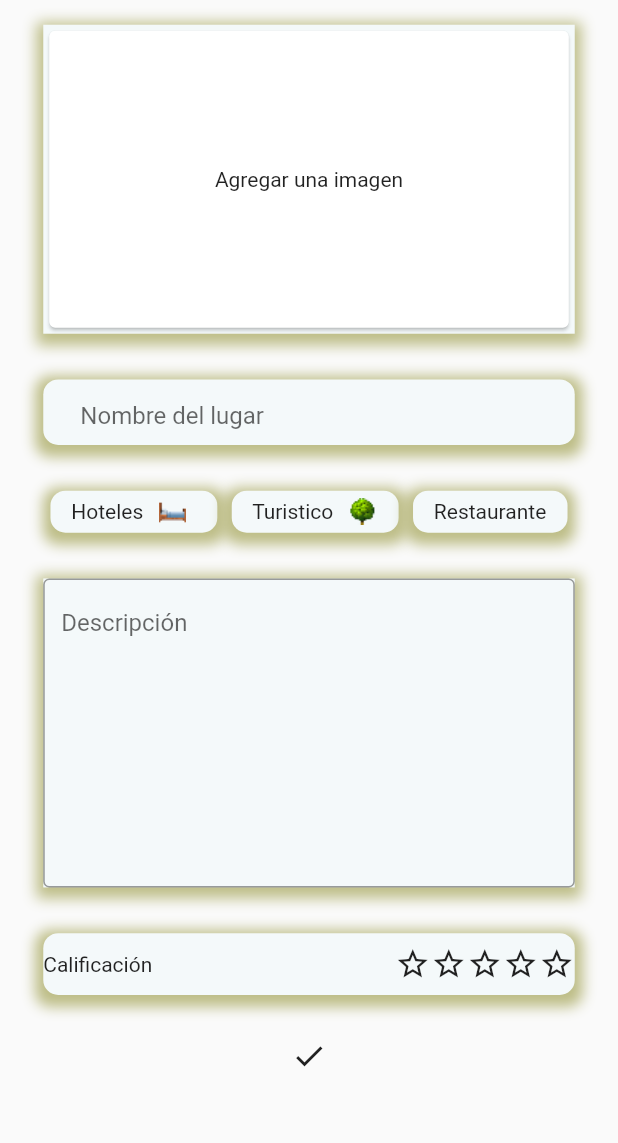
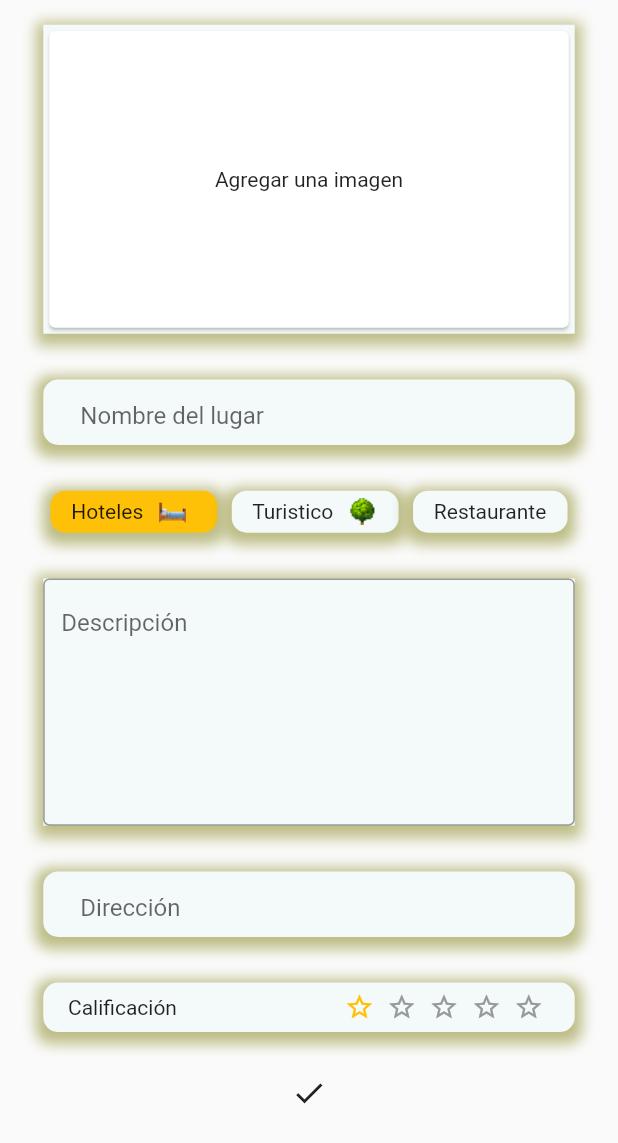
Before and after one commit to jcastillo501/Lugarenos, a Flutter app: the Addplaces screen opened directly, after a tap on the "check" icon, on a phone screen of 412 x 824 dp. Shown: the top 1143 px of the screen. Run offline on Flutter 3.47's test engine with Material 2 defaults, Android fonts, the phone set to English and light mode, and no system bars; drawn by our look-alikes of flutter_rating_bar; our stand-ins replace cloud_firestore, firebase_auth, firebase_core, firebase_storage, geocoding, geolocator and 2 more; missing offline and left inert: google_maps_utils; accounts and stored records are empty; network calls fail.

Commit message:
Agregar lugar completo funcional

```diff
--- a/lib/screens/views/components/addPlaces.dart
+++ b/lib/screens/views/components/addPlaces.dart
@@ -1,7 +1,10 @@
 // ignore_for_file: use_full_hex_values_for_flutter_colors, file_names, duplicate_ignore, avoid_print
 
+import 'package:cloud_firestore/cloud_firestore.dart';
 import 'package:flutter/material.dart';
+import 'package:geocoding/geocoding.dart';
 import 'dart:io';
+import 'package:flutter_rating_bar/flutter_rating_bar.dart';
 import 'package:image_picker/image_picker.dart';
 import 'package:lugarenos/screens/views/components/Apis/place.dart';
 import 'package:firebase_storage/firebase_storage.dart' as firebase_storage;
@@ -14,14 +17,23 @@ class Addplaces extends StatefulWidget {
 }
 
 class _AddplacesState extends State<Addplaces> {
+  FirebaseFirestore db = FirebaseFirestore.instance;
   File? _image;
   final _picker = ImagePicker();
-  late Place addingPlaces;
+  late Map<String, dynamic> addingPlace;
   final _nameController = TextEditingController();
+  final _descriptionController = TextEditingController();
+  final _ubicationController = TextEditingController();
+  double ratingRes = 0.0;
+  String categoryoOnSave = 'Hoteles';
+  Map<String, dynamic> placeLocation = {};
+  String _urlPhoto = '';
 
   @override
   void dispose() {
     _nameController.dispose();
+    _descriptionController.dispose();
+    _ubicationController.dispose();
     super.dispose();
   }
 
@@ -37,6 +49,7 @@ class _AddplacesState extends State<Addplaces> {
           padding: EdgeInsets.symmetric(
               vertical: screenHeight * 0.02, horizontal: screenWidht * 0.07),
           child: SingleChildScrollView(
+            child: Form(
               child: Column(
                 mainAxisSize: MainAxisSize.max,
                 mainAxisAlignment: MainAxisAlignment.spaceBetween,
@@ -93,18 +106,27 @@ class _AddplacesState extends State<Addplaces> {
                           contentPadding: EdgeInsets.symmetric(
                               horizontal: screenHeight * 0.03),
                           border: InputBorder.none,
-                          hintText: 'Nombre del lugar')),
+                          hintText: 'Nombre del lugar'),
+                    ),
                   ),
                   Container(
                     margin: EdgeInsets.only(top: screenHeight * 0.037),
                     child: Row(
                       mainAxisAlignment: MainAxisAlignment.spaceAround,
                       children: [
-                      Container(
+                        GestureDetector(
+                          onTap: () {
+                            categoryoOnSave = 'Hoteles';
+                            hotelesSave();
+                            print('Selecciono hoteles');
+                          },
+                          child: Container(
                             height: screenHeight * 0.034,
                             width: screenWidht * 0.27,
                             decoration: BoxDecoration(
-                          color: const Color(0xFFF4F9FA),
+                              color: categoryoOnSave == 'Hoteles'
+                                  ? Colors.amber
+                                  : const Color(0xFFF4F9FA),
                               borderRadius: BorderRadius.circular(10),
                               boxShadow: const [
                                 BoxShadow(
@@ -122,11 +144,20 @@ class _AddplacesState extends State<Addplaces> {
                               ],
                             ),
                           ),
-                      Container(
+                        ),
+                        GestureDetector(
+                          onTap: () {
+                            categoryoOnSave = 'Turistico';
+                            turisticoSave();
+                            print('Seleccciono turistico');
+                          },
+                          child: Container(
                             height: screenHeight * 0.034,
                             width: screenWidht * 0.27,
                             decoration: BoxDecoration(
-                          color: const Color(0xFFF4F9FA),
+                              color: categoryoOnSave == 'Turistico'
+                                  ? Colors.amber
+                                  : const Color(0xFFF4F9FA),
                               borderRadius: BorderRadius.circular(10),
                               boxShadow: const [
                                 BoxShadow(
@@ -144,11 +175,20 @@ class _AddplacesState extends State<Addplaces> {
                               ],
                             ),
                           ),
-                      Container(
+                        ),
+                        GestureDetector(
+                          onTap: () {
+                            categoryoOnSave = 'Restaurante';
+                            restauranteSave();
+                            print('selecciono Restaurante');
+                          },
+                          child: Container(
                             height: screenHeight * 0.034,
                             width: screenWidht * 0.25,
                             decoration: BoxDecoration(
-                          color: const Color(0xFFF4F9FA),
+                              color: categoryoOnSave == 'Restaurante'
+                                  ? Colors.amber
+                                  : const Color(0xFFF4F9FA),
                               borderRadius: BorderRadius.circular(10),
                               boxShadow: const [
                                 BoxShadow(
@@ -165,12 +205,14 @@ class _AddplacesState extends State<Addplaces> {
                               ],
                             ),
                           ),
+                        ),
                       ],
                     ),
                   ),
+                  //Descripción
                   Container(
                     margin: EdgeInsets.only(top: screenHeight * 0.037),
-                  height: screenHeight * 0.25,
+                    height: screenHeight * 0.20,
                     width: screenWidht * 0.9,
                     decoration: const BoxDecoration(
                       color: Color(0xFFF4F9FA),
@@ -182,15 +224,42 @@ class _AddplacesState extends State<Addplaces> {
                             offset: Offset(0, 3))
                       ],
                     ),
-                  child: const SizedBox(
+                    child: SizedBox(
                       child: TextField(
+                        controller: _descriptionController,
                         maxLines: 10,
-                      decoration: InputDecoration(
+                        decoration: const InputDecoration(
                             hintText: 'Descripción',
                             border: OutlineInputBorder()),
                       ),
                     ),
                   ),
+
+                  Container(
+                    margin: EdgeInsets.only(top: screenHeight * 0.037),
+                    width: screenWidht * 0.9,
+                    height: screenHeight * 0.053,
+                    decoration: BoxDecoration(
+                      borderRadius: BorderRadius.circular(10),
+                      color: const Color(0xFFF4F9FA),
+                      boxShadow: const [
+                        BoxShadow(
+                            color: Color(0xFF8585851C),
+                            spreadRadius: 5,
+                            blurRadius: 7,
+                            offset: Offset(0, 3))
+                      ],
+                    ),
+                    child: TextField(
+                      controller: _ubicationController,
+                      decoration: InputDecoration(
+                          contentPadding: EdgeInsets.symmetric(
+                              horizontal: screenHeight * 0.03),
+                          border: InputBorder.none,
+                          hintText: 'Dirección'),
+                    ),
+                  ),
+
                   Container(
                     margin: EdgeInsets.only(top: screenHeight * 0.037),
                     decoration: BoxDecoration(
@@ -204,33 +273,47 @@ class _AddplacesState extends State<Addplaces> {
                             offset: Offset(0, 3))
                       ],
                     ),
-                  child: SizedBox(
-                    height: screenHeight * 0.05,
+                    child: Container(
+                      height: screenHeight * 0.04,
+                      margin:
+                          EdgeInsets.symmetric(horizontal: screenWidht * 0.04),
                       child: Row(
                         mainAxisAlignment: MainAxisAlignment.spaceBetween,
                         children: [
                           const Text('Calificación'),
                           SizedBox(
-                          child: Row(
-                            children: const [
-                              Icon(Icons.star_border_outlined),
-                              Icon(Icons.star_border_outlined),
-                              Icon(Icons.star_border_outlined),
-                              Icon(Icons.star_border_outlined),
-                              Icon(Icons.star_border_outlined),
-                            ],
+                            child: RatingBar.builder(
+                                itemSize: 20.0,
+                                initialRating: 1,
+                                minRating: 0,
+                                direction: Axis.horizontal,
+                                allowHalfRating: true,
+                                itemCount: 5,
+                                itemPadding: EdgeInsets.symmetric(
+                                    horizontal: screenWidht * 0.01),
+                                itemBuilder: (_, __) => const Icon(
+                                      Icons.star_border_purple500_sharp,
+                                      color: Colors.amber,
                                     ),
-                        )
+                                onRatingUpdate: (rating) {
+                                  ratingRes = rating;
+                                }),
+                          ),
                         ],
                       ),
                     ),
                   ),
                   //botons de añadir "check"
                   Padding(
-                  padding: EdgeInsets.symmetric(vertical: screenHeight * 0.02),
+                    padding:
+                        EdgeInsets.symmetric(vertical: screenHeight * 0.02),
                     child: IconButton(
-                      onPressed: () {
-                        uploadImage();
+                        onPressed: () async {
+                          await uploadImage();
+                          await obtainDirection();
+                          await uploadPlace();
+
+                          setState(() {});
                         },
                         icon: const Icon(Icons.check)),
                   )
@@ -239,7 +322,24 @@ class _AddplacesState extends State<Addplaces> {
             ),
           ),
         ),
+      ),
     );
+  }
+
+  Future obtainDirection() async {
+    List<Location> results = await GeocodingPlatform.instance
+        .locationFromAddress(_ubicationController.text)
+        .catchError((error) {
+      Location defaultLocation = Location(
+          latitude: 7.1192899,
+          longitude: -73.1679977,
+          timestamp: DateTime.now());
+      List<Location> resultsError = [defaultLocation];
+      return resultsError;
+    });
+
+    placeLocation['_latitude'] = results[0].latitude;
+    placeLocation['_longitude'] = results[0].longitude;
   }
 
   Future addImage() async {
@@ -252,6 +352,8 @@ class _AddplacesState extends State<Addplaces> {
   }
 
   Future uploadImage() async {
+    if (_image == null) return null;
+
     String fileName = (_image!.path);
     String? link;
 
@@ -279,6 +381,36 @@ class _AddplacesState extends State<Addplaces> {
               print('Fallo al subir el archivo ${error.toString()}'),
             })
         .then((value) async => {link = await ref.getDownloadURL()})
-        .then((value) => print('Url de descarga $link'));
+        .then((value) => print('Url de descarga $link'))
+        .then((value) => _urlPhoto = link!);
+  }
+
+  void hotelesSave() {
+    setState(() {});
+  }
+
+  void turisticoSave() {
+    setState(() {});
+  }
+
+  void restauranteSave() {
+    setState(() {});
+  }
+
+  uploadPlace() async {
+    DocumentReference ref = db.collection('place').doc();
+
+    addingPlace = {
+      'photo': _urlPhoto,
+      'location': placeLocation,
+      'name': _nameController.text,
+      'category': categoryoOnSave,
+      'description': _descriptionController.text,
+      'address': _ubicationController.text,
+      'rate': ratingRes,
+      'id': ref.id
+    };
+
+    await ref.set(addingPlace);
   }
 }
--- a/lib/screens/views/viewMain.dart
+++ b/lib/screens/views/viewMain.dart
@@ -34,7 +34,6 @@ class _ViewMainState extends State<ViewMain> {
     return SafeArea(
       child: Scaffold(
         body: SizedBox(
-          // margin: EdgeInsets.symmetric(horizontal: screenWidth * 0.05),
           width: screenWidth,
           height: screenHeigth,
           child: SingleChildScrollView(
@@ -311,6 +310,7 @@ class _ViewMainState extends State<ViewMain> {
                 //------------------------------------------------//
                 buildPopularPlaces(),
 
+                //Boton agregar mas lugares
                 if (FirebaseAuth.instance.currentUser != null)
                   Center(
                       child: TextButton(
@@ -336,7 +336,6 @@ class _ViewMainState extends State<ViewMain> {
                 ),
 
                 SizedBox(
-                  // color: Colors.blue,
                   height: screenHeigth * 0.40,
                   width: screenWidth,
                   child: ListView.builder(
```
Also changed, not shown: pubspec.yaml (+16 -29 lines), pubspec.lock. Lines whose indentation alone changed are shown as unchanged.
